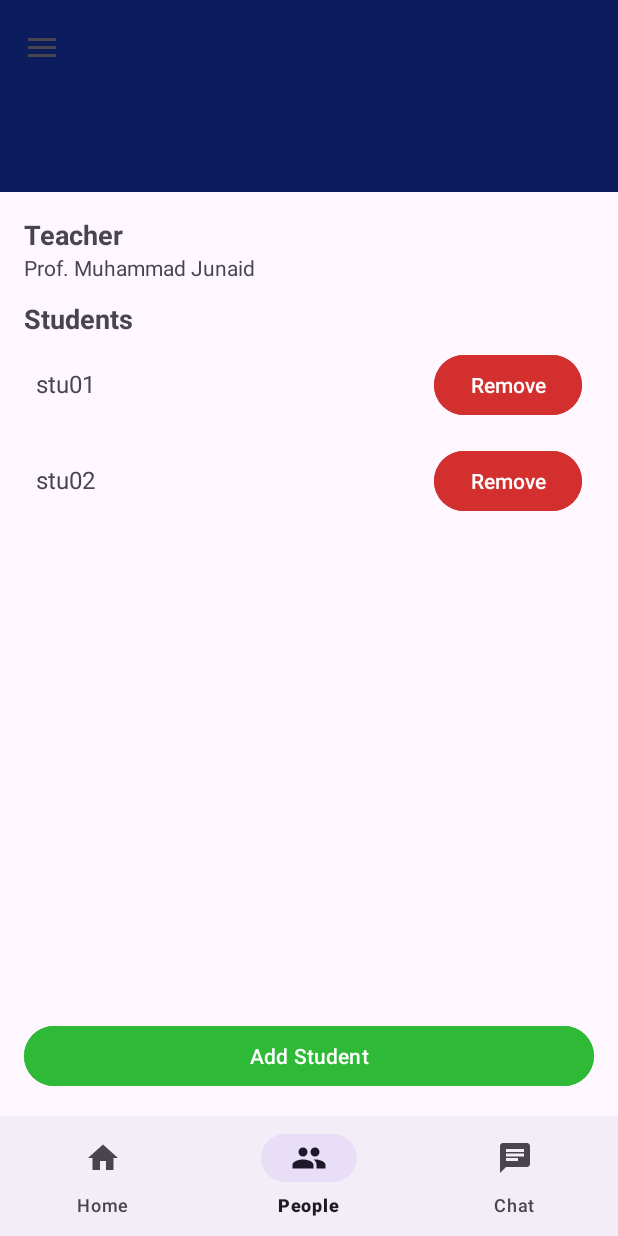
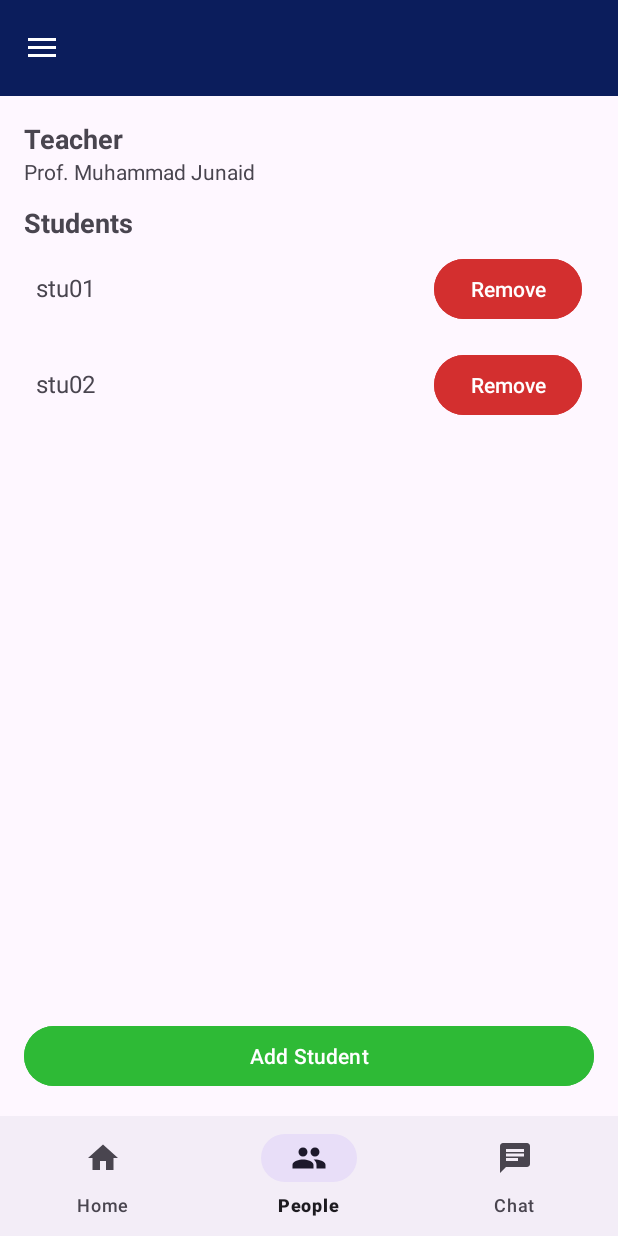
Before and after one commit to Mian-JunaidBabar/GoLearn-LMS-android-app, an Android app: the ManageClassActivity screen opened directly, with no data from a screen before it, item 2 of the bottom bar chosen, on a phone screen of 412 x 824 dp. Run offline under Robolectric (Android 15) with nearby library versions, the phone set to English and light mode, and no system bars.

Commit message:
finally UI is complete except the profile and a few utils page

```diff
--- a/app/src/main/res/layout/activity_manage_class.xml
+++ b/app/src/main/res/layout/activity_manage_class.xml
@@ -18,8 +18,10 @@
             android:layout_height="?attr/actionBarSize"
             android:background="@color/primaryColor"
             android:elevation="4dp"
+            android:theme="@style/ThemeOverlay.AppCompat.Dark.ActionBar"
             android:title="Manage Class"
-            android:titleTextColor="@android:color/white" />
+            android:titleTextColor="@android:color/white"
+            app:popupTheme="@style/ThemeOverlay.AppCompat.Light" />
 
         <!-- Fragment Container -->
         <FrameLayout
--- a/app/src/main/res/layout/fragment_manage_comments.xml
+++ /dev/null
@@ -1,6 +0,0 @@
-<?xml version="1.0" encoding="utf-8"?>
-<androidx.constraintlayout.widget.ConstraintLayout xmlns:android="http://schemas.android.com/apk/res/android"
-    android:layout_width="match_parent"
-    android:layout_height="match_parent">
-
-</androidx.constraintlayout.widget.ConstraintLayout>
--- a/app/src/main/res/layout/fragment_manage_people.xml
+++ b/app/src/main/res/layout/fragment_manage_people.xml
@@ -3,26 +3,10 @@
     android:layout_width="match_parent"
     android:layout_height="match_parent">
 
-    <!-- AppBar with Toolbar -->
-    <com.google.android.material.appbar.AppBarLayout
-        android:layout_width="match_parent"
-        android:layout_height="wrap_content"
-        android:theme="@style/ThemeOverlay.AppCompat.Dark.ActionBar">
-
-        <androidx.appcompat.widget.Toolbar
-            android:id="@+id/toolbar"
-            android:layout_width="match_parent"
-            android:layout_height="?attr/actionBarSize"
-            android:background="@color/primaryColor"
-            android:title="Manage Students"
-            android:titleTextColor="@android:color/white" />
-    </com.google.android.material.appbar.AppBarLayout>
-
     <!-- Main Content -->
     <LinearLayout
         android:layout_width="match_parent"
         android:layout_height="match_parent"
-        android:layout_marginTop="?attr/actionBarSize"
         android:orientation="vertical"
         android:padding="16dp">
 
```
Also changed, not shown: app/src/main/res/layout/fragment_comment.xml (+0 -15 lines).
